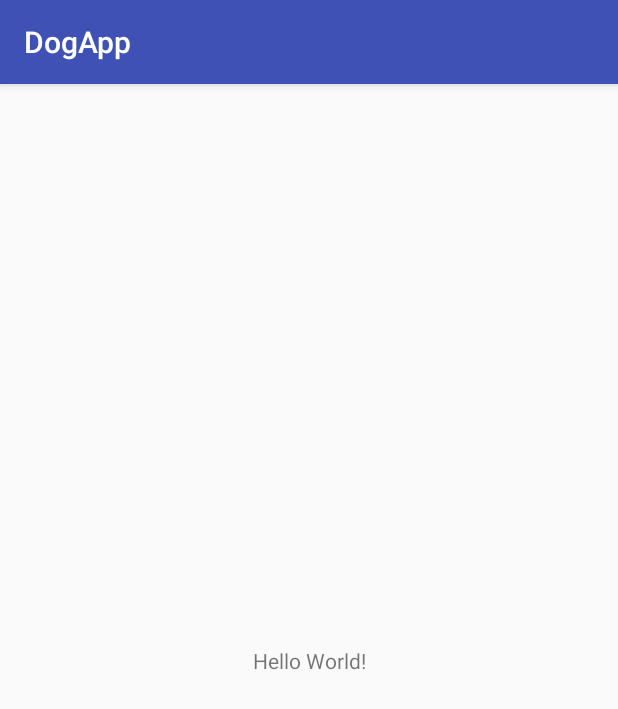
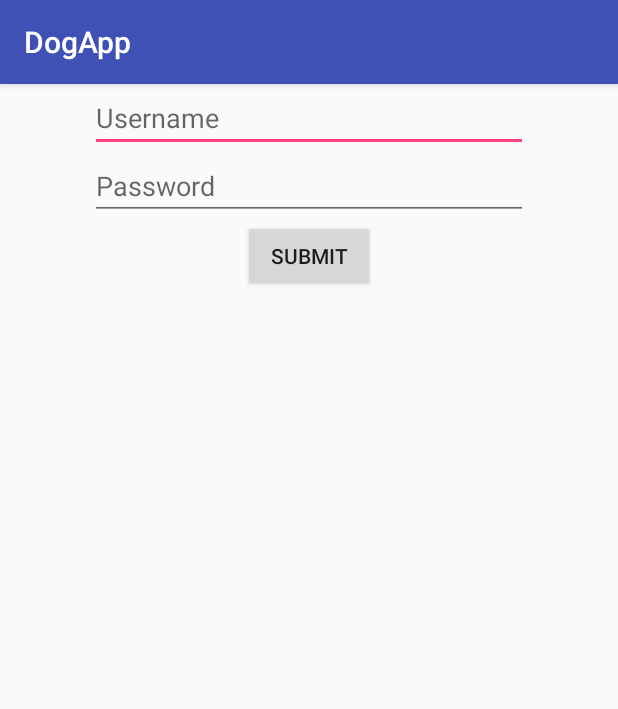
Before and after one commit to vcrleon/DogApp, an Android app: the screen it shows after launch (MainActivity before the commit, LoginActivity after it), on a phone screen of 412 x 824 dp. Shown: the top 709 px of the screen. Run offline under Robolectric (Android 15) with nearby library versions, the phone set to English and light mode, and no system bars.

Commit message:
added error message in username and password edit text

```diff
--- a/app/src/main/AndroidManifest.xml
+++ b/app/src/main/AndroidManifest.xml
@@ -9,13 +9,14 @@
         android:roundIcon="@mipmap/ic_launcher_round"
         android:supportsRtl="true"
         android:theme="@style/AppTheme">
-        <activity android:name=".MainActivity">
+        <activity android:name=".LoginActivity">
             <intent-filter>
                 <action android:name="android.intent.action.MAIN" />
 
                 <category android:name="android.intent.category.LAUNCHER" />
             </intent-filter>
         </activity>
+        <activity android:name=".MainActivity"></activity>
     </application>
 
 </manifest>
--- /dev/null
+++ b/app/src/main/java/com/example/c4q/dogapp/LoginActivity.java
@@ -0,0 +1,47 @@
+package com.example.c4q.dogapp;
+
+import android.support.v7.app.AppCompatActivity;
+import android.os.Bundle;
+import android.text.TextUtils;
+import android.view.View;
+import android.widget.Button;
+import android.widget.EditText;
+
+public class LoginActivity extends AppCompatActivity {
+
+    EditText usernameView, passwordView;
+    Button submitButton;
+
+    @Override
+    protected void onCreate(Bundle savedInstanceState) {
+        super.onCreate(savedInstanceState);
+        setContentView(R.layout.activity_login);
+
+        setUpViews();
+
+
+        submitButton.setOnClickListener(new View.OnClickListener() {
+            @Override
+            public void onClick(View view) {
+                String username = usernameView.getText().toString();
+                String password = passwordView.getText().toString();
+
+                if(TextUtils.isEmpty(username) && TextUtils.isEmpty(password)) {
+                    usernameView.setError("enter username");
+                    passwordView.setError("enter password");
+                }
+            }
+        });
+
+    }
+
+
+    private void setUpViews() {
+        usernameView = findViewById(R.id.username_edittext);
+        passwordView = findViewById(R.id.password_edittext);
+        submitButton = findViewById(R.id.submit_button);
+    }
+
+
+
+}
--- a/app/src/main/java/com/example/c4q/dogapp/MainActivity.java
+++ b/app/src/main/java/com/example/c4q/dogapp/MainActivity.java
@@ -1,5 +1,6 @@
 package com.example.c4q.dogapp;
 
+import android.content.Intent;
 import android.support.v7.app.AppCompatActivity;
 import android.os.Bundle;
 
@@ -9,5 +10,7 @@ public class MainActivity extends AppCompatActivity {
     protected void onCreate(Bundle savedInstanceState) {
         super.onCreate(savedInstanceState);
         setContentView(R.layout.activity_main);
+        startActivity(new Intent(this, LoginActivity.class));
+
     }
 }
--- /dev/null
+++ b/app/src/main/res/layout/activity_login.xml
@@ -0,0 +1,40 @@
+<?xml version="1.0" encoding="utf-8"?>
+<LinearLayout
+    xmlns:android="http://schemas.android.com/apk/res/android"
+    xmlns:app="http://schemas.android.com/apk/res-auto"
+    xmlns:tools="http://schemas.android.com/tools"
+    android:layout_width="match_parent"
+    android:layout_height="match_parent"
+    android:orientation="vertical">
+
+    <LinearLayout
+        android:layout_weight="1"
+        android:orientation="vertical"
+        android:layout_width="match_parent"
+        android:layout_height="0dp"
+        android:layout_marginStart="60dp"
+        android:layout_marginEnd="60dp">
+
+        <EditText
+            android:id="@+id/username_edittext"
+            android:layout_width="match_parent"
+            android:layout_height="wrap_content"
+            android:hint="@string/username"/>
+
+        <EditText
+            android:id="@+id/password_edittext"
+            android:layout_width="match_parent"
+            android:layout_height="wrap_content"
+            android:hint="@string/password" />
+
+        <Button
+            android:id="@+id/submit_button"
+            android:layout_width="wrap_content"
+            android:layout_height="wrap_content"
+            android:layout_gravity="center"
+            android:text="@string/submit"/>
+
+    </LinearLayout>
+
+
+</LinearLayout>
--- a/app/src/main/res/values/strings.xml
+++ b/app/src/main/res/values/strings.xml
@@ -1,3 +1,6 @@
 <resources>
     <string name="app_name">DogApp</string>
+    <string name="username">Username</string>
+    <string name="password">Password</string>
+    <string name="submit">Submit</string>
 </resources>
```
